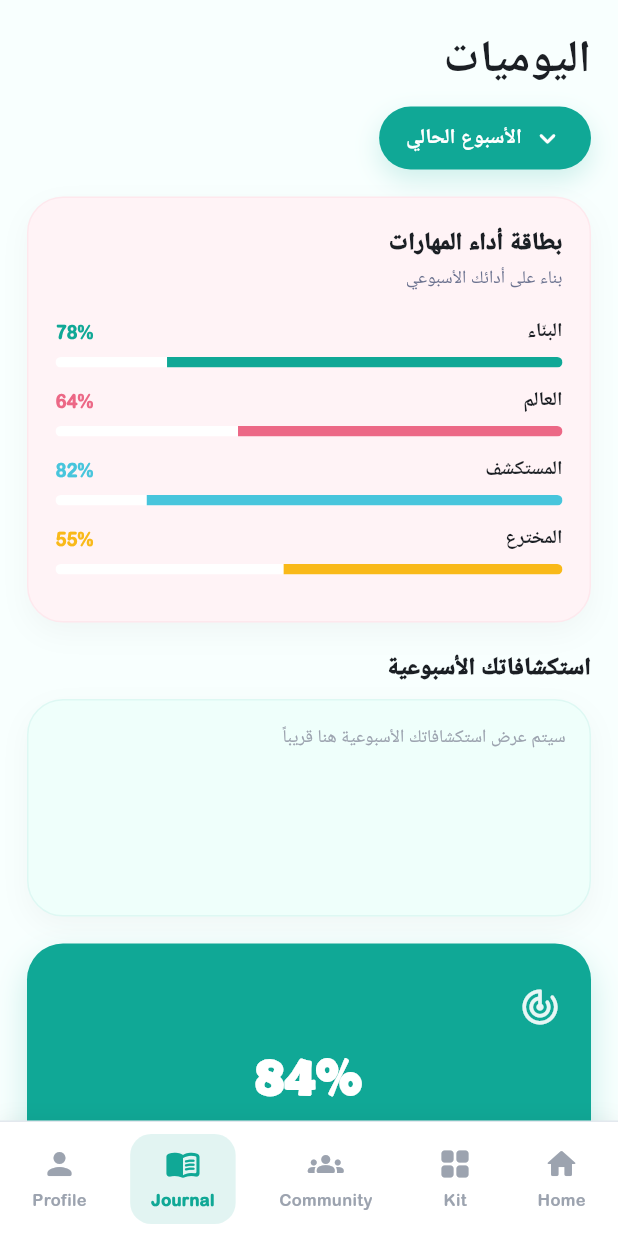
After one commit to JADDOU3/Talento, a Flutter app: the JournalScreen screen opened directly, on a phone screen of 412 x 824 dp. The commit adds this screen. Run offline on Flutter 3.47's test engine with Material 3 defaults, Android fonts, the phone set to English and light mode, and no system bars; our stand-ins replace flutter_bloc, flutter_secure_storage; accounts and stored records are empty.

Commit message:
Implement journal screen UI

```diff
--- a/Frontend/Mobile/lib/main.dart
+++ b/Frontend/Mobile/lib/main.dart
@@ -1,5 +1,4 @@
 import 'package:flutter/material.dart';
-import 'package:mobile/screens/home/home_screen.dart';
 import 'package:mobile/screens/home/old_user_screen.dart';
 import 'package:mobile/screens/kit_library/kit_details_screen.dart';
 import 'screens/home/new_user.dart';
--- a/Frontend/Mobile/lib/screens/auth/login_screen.dart
+++ b/Frontend/Mobile/lib/screens/auth/login_screen.dart
@@ -85,7 +85,7 @@ class _LoginScreenState extends State<LoginScreen> {
       Navigator.pushReplacement(
         context,
         MaterialPageRoute(
-          builder: (context) => const HomeScreen(),
+          builder: (context) => const NewUser(),
         ),
       );
     } catch (e) {
--- /dev/null
+++ b/Frontend/Mobile/lib/screens/journal/journal_screen.dart
@@ -0,0 +1,470 @@
+import 'package:flutter/material.dart';
+import '../../core/theme/app_colors.dart';
+import '../../core/theme/app_text_styles.dart';
+import '../../shared/layout/bottom_nav_bar.dart';
+
+class JournalScreen extends StatelessWidget {
+  const JournalScreen({super.key});
+
+  @override
+  Widget build(BuildContext context) {
+    return Directionality(
+      textDirection: TextDirection.rtl,
+      child: Scaffold(
+        backgroundColor: AppColors.background,
+        body: SafeArea(
+          child: Column(
+            children: [
+              Expanded(
+                child: SingleChildScrollView(
+                  padding: const EdgeInsets.fromLTRB(18, 18, 18, 22),
+                  child: Column(
+                    crossAxisAlignment: CrossAxisAlignment.stretch,
+                    children: [
+                      _buildHeader(),
+                      const SizedBox(height: 18),
+                      _buildPerformanceCard(),
+                      const SizedBox(height: 18),
+                      _buildWeeklyInsights(),
+                      const SizedBox(height: 18),
+                      _buildAchievementCard(),
+                      const SizedBox(height: 18),
+                      _buildAhaCard(),
+                      const SizedBox(height: 14),
+                      _buildStatsSection(),
+                    ],
+                  ),
+                ),
+              ),
+              const BottomNavBar(selectedIndex: 3),
+            ],
+          ),
+        ),
+      ),
+    );
+  }
+
+  Widget _buildHeader() {
+    return Align(
+      alignment: Alignment.centerRight,
+      child: Column(
+        crossAxisAlignment: CrossAxisAlignment.start,
+        children: [
+          Text(
+            'اليوميات',
+            style: AppTextStyles.headlineLarge.copyWith(
+              fontSize: 30,
+              fontWeight: FontWeight.w800,
+            ),
+          ),
+          const SizedBox(height: 10),
+          Container(
+            padding: const EdgeInsets.symmetric(horizontal: 18, vertical: 10),
+            decoration: BoxDecoration(
+              color: AppColors.primary,
+              borderRadius: BorderRadius.circular(24),
+              boxShadow: [
+                BoxShadow(
+                  color: AppColors.primary.withOpacity(0.18),
+                  blurRadius: 14,
+                  offset: const Offset(0, 7),
+                ),
+              ],
+            ),
+            child: Row(
+              mainAxisSize: MainAxisSize.min,
+              children: [
+                const Icon(
+                  Icons.keyboard_arrow_down_rounded,
+                  color: AppColors.white,
+                  size: 22,
+                ),
+                const SizedBox(width: 6),
+                Text(
+                  'الأسبوع الحالي',
+                  style: AppTextStyles.bodyMedium.copyWith(
+                    color: AppColors.white,
+                    fontWeight: FontWeight.w700,
+                  ),
+                ),
+              ],
+            ),
+          ),
+        ],
+      ),
+    );
+  }
+
+  Widget _buildPerformanceCard() {
+    final items = [
+      _SkillProgress('البنّاء', 0.78, AppColors.primary),
+      _SkillProgress('العالم', 0.64, AppColors.pink),
+      _SkillProgress('المستكشف', 0.82, AppColors.secondary),
+      _SkillProgress('المخترع', 0.55, AppColors.yellow),
+    ];
+
+    return Container(
+      padding: const EdgeInsets.all(18),
+      decoration: _cardDecoration(
+        color: const Color(0xFFFFF3F6),
+        borderColor: AppColors.pink.withOpacity(0.08),
+      ),
+      child: Column(
+        crossAxisAlignment: CrossAxisAlignment.start,
+        children: [
+          _sectionTitle('بطاقة أداء المهارات'),
+          const SizedBox(height: 4),
+          Text(
+            'بناء على أدائك الأسبوعي',
+            style: AppTextStyles.bodyMedium.copyWith(fontSize: 12),
+          ),
+          const SizedBox(height: 18),
+          ...items.map(_skillRow),
+        ],
+      ),
+    );
+  }
+
+  Widget _skillRow(_SkillProgress item) {
+    return Padding(
+      padding: const EdgeInsets.only(bottom: 13),
+      child: Column(
+        children: [
+          Row(
+            children: [
+              Text(
+                item.name,
+                style: AppTextStyles.bodyMedium.copyWith(
+                  color: AppColors.textPrimary,
+                  fontWeight: FontWeight.w700,
+                  fontSize: 13,
+                ),
+              ),
+              const Spacer(),
+              Text(
+                '${(item.value * 100).round()}%',
+                style: AppTextStyles.bodyMedium.copyWith(
+                  color: item.color,
+                  fontWeight: FontWeight.w800,
+                  fontSize: 12,
+                ),
+              ),
+            ],
+          ),
+          const SizedBox(height: 7),
+          ClipRRect(
+            borderRadius: BorderRadius.circular(100),
+            child: LinearProgressIndicator(
+              value: item.value,
+              minHeight: 7,
+              backgroundColor: AppColors.white,
+              valueColor: AlwaysStoppedAnimation<Color>(item.color),
+            ),
+          ),
+        ],
+      ),
+    );
+  }
+
+  Widget _buildWeeklyInsights() {
+    return Column(
+      crossAxisAlignment: CrossAxisAlignment.start,
+      children: [
+        _sectionTitle('استكشافاتك الأسبوعية'),
+        const SizedBox(height: 10),
+        Container(
+          height: 145,
+          padding: const EdgeInsets.all(16),
+          decoration: _cardDecoration(
+            color: const Color(0xFFEFFFFB),
+            borderColor: AppColors.primary.withOpacity(0.08),
+          ),
+          child: Align(
+            alignment: Alignment.topRight,
+            child: Text(
+              'سيتم عرض استكشافاتك الأسبوعية هنا قريباً',
+              style: AppTextStyles.bodyMedium.copyWith(
+                fontSize: 12,
+                color: AppColors.hint,
+              ),
+            ),
+          ),
+        ),
+      ],
+    );
+  }
+
+  Widget _buildAchievementCard() {
+    return Container(
+      padding: const EdgeInsets.symmetric(vertical: 28, horizontal: 20),
+      decoration: BoxDecoration(
+        color: AppColors.primary,
+        borderRadius: BorderRadius.circular(24),
+        boxShadow: [
+          BoxShadow(
+            color: AppColors.primary.withOpacity(0.22),
+            blurRadius: 18,
+            offset: const Offset(0, 10),
+          ),
+        ],
+      ),
+      child: Column(
+        children: [
+          Align(
+            alignment: Alignment.topRight,
+            child: Icon(
+              Icons.track_changes_rounded,
+              color: AppColors.white.withOpacity(0.9),
+              size: 28,
+            ),
+          ),
+          const SizedBox(height: 4),
+          Text(
+            '84%',
+            style: AppTextStyles.headlineLarge.copyWith(
+              color: AppColors.white,
+              fontSize: 38,
+              fontWeight: FontWeight.w900,
+            ),
+          ),
+          const SizedBox(height: 2),
+          Text(
+            'معدل الإنجاز العام',
+            style: AppTextStyles.bodyLarge.copyWith(
+              color: AppColors.white,
+              fontWeight: FontWeight.w800,
+            ),
+          ),
+          const SizedBox(height: 8),
+          Text(
+            'تحسن عن الأسبوع الماضي +12%',
+            style: AppTextStyles.bodyMedium.copyWith(
+              color: AppColors.white.withOpacity(0.86),
+              fontSize: 12,
+            ),
+          ),
+        ],
+      ),
+    );
+  }
+
+  Widget _buildAhaCard() {
+    return Container(
+      padding: const EdgeInsets.all(18),
+      decoration: _cardDecoration(
+        color: AppColors.cardBackground,
+        borderColor: AppColors.border,
+      ),
+      child: Column(
+        crossAxisAlignment: CrossAxisAlignment.start,
+        children: [
+          Row(
+            children: [
+              _iconBubble(Icons.auto_awesome_rounded, AppColors.pink),
+              const SizedBox(width: 10),
+              _sectionTitle('لحظات "Aha!"'),
+            ],
+          ),
+          const SizedBox(height: 14),
+          _insightLine(
+            icon: Icons.psychology_alt_rounded,
+            color: AppColors.primary,
+            title: 'اكتشفت نمط الطفل الهندسي',
+            description:
+            'لاحظنا اهتماماً واضحاً بالتجارب التي تعتمد على التركيب والبناء وحل المشكلات.',
+          ),
+          const SizedBox(height: 12),
+          _insightLine(
+            icon: Icons.lightbulb_outline_rounded,
+            color: AppColors.pink,
+            title: 'قفزة إبداعية جديدة',
+            description:
+            'بدأ الطفل يقترح حلولاً خاصة به بدل اتباع الخطوات فقط.',
+          ),
+        ],
+      ),
+    );
+  }
+
+  Widget _insightLine({
+    required IconData icon,
+    required Color color,
+    required String title,
+    required String description,
+  }) {
+    return Row(
+      crossAxisAlignment: CrossAxisAlignment.start,
+      children: [
+        _smallDot(icon, color),
+        const SizedBox(width: 10),
+        Expanded(
+          child: Column(
+            crossAxisAlignment: CrossAxisAlignment.start,
+            children: [
+              Text(
+                title,
+                style: AppTextStyles.bodyLarge.copyWith(
+                  fontSize: 13,
+                  fontWeight: FontWeight.w800,
+                ),
+              ),
+              const SizedBox(height: 3),
+              Text(
+                description,
+                style: AppTextStyles.bodyMedium.copyWith(
+                  fontSize: 11.5,
+                  height: 1.45,
+                ),
+              ),
+            ],
+          ),
+        ),
+      ],
+    );
+  }
+
+  Widget _buildStatsSection() {
+    return Column(
+      children: [
+        _statCard(
+          icon: Icons.lightbulb_outline_rounded,
+          iconColor: AppColors.primary,
+          background: const Color(0xFFEFFFFB),
+          title: 'المعدل اليومي',
+          description: 'متوسط التفاعل اليومي: 10 - 15 دقيقة.',
+        ),
+        const SizedBox(height: 12),
+        _statCard(
+          icon: Icons.travel_explore_rounded,
+          iconColor: AppColors.pink,
+          background: const Color(0xFFFFF3F6),
+          title: 'نسبة الاستكشاف',
+          description: 'اهتمام واضح بالتجارب الجديدة والأنشطة المتنوعة.',
+        ),
+        const SizedBox(height: 12),
+        _statCard(
+          icon: Icons.trending_up_rounded,
+          iconColor: AppColors.secondary,
+          background: const Color(0xFFEFFFFB),
+          title: 'معدل الاستقلالية',
+          description: 'قدرة أفضل على تنفيذ الخطوات بدون مساعدة مباشرة.',
+        ),
+      ],
+    );
+  }
+
+  Widget _statCard({
+    required IconData icon,
+    required Color iconColor,
+    required Color background,
+    required String title,
+    required String description,
+  }) {
+    return Container(
+      padding: const EdgeInsets.all(18),
+      decoration: _cardDecoration(
+        color: background,
+        borderColor: iconColor.withOpacity(0.08),
+      ),
+      child: Row(
+        crossAxisAlignment: CrossAxisAlignment.start,
+        children: [
+          _iconBubble(icon, iconColor),
+          const SizedBox(width: 14),
+          Expanded(
+            child: Column(
+              crossAxisAlignment: CrossAxisAlignment.start,
+              children: [
+                Text(
+                  title,
+                  style: AppTextStyles.bodyLarge.copyWith(
+                    color: iconColor,
+                    fontWeight: FontWeight.w900,
+                  ),
+                ),
+                const SizedBox(height: 6),
+                Text(
+                  description,
+                  style: AppTextStyles.bodyMedium.copyWith(
+                    fontSize: 12,
+                    height: 1.45,
+                  ),
+                ),
+              ],
+            ),
+          ),
+        ],
+      ),
+    );
+  }
+
+  Widget _sectionTitle(String text) {
+    return Text(
+      text,
+      style: AppTextStyles.bodyLarge.copyWith(
+        fontSize: 16,
+        fontWeight: FontWeight.w900,
+        color: AppColors.textPrimary,
+      ),
+    );
+  }
+
+  Widget _iconBubble(IconData icon, Color color) {
+    return Container(
+      width: 42,
+      height: 42,
+      decoration: BoxDecoration(
+        color: AppColors.white,
+        shape: BoxShape.circle,
+        boxShadow: [
+          BoxShadow(
+            color: color.withOpacity(0.13),
+            blurRadius: 12,
+            offset: const Offset(0, 5),
+          ),
+        ],
+      ),
+      child: Icon(icon, color: color, size: 23),
+    );
+  }
+
+  Widget _smallDot(IconData icon, Color color) {
+    return Container(
+      width: 24,
+      height: 24,
+      decoration: BoxDecoration(
+        color: color.withOpacity(0.12),
+        shape: BoxShape.circle,
+      ),
+      child: Icon(icon, color: color, size: 15),
+    );
+  }
+
+  BoxDecoration _cardDecoration({
+    required Color color,
+    Color? borderColor,
+  }) {
+    return BoxDecoration(
+      color: color,
+      borderRadius: BorderRadius.circular(24),
+      border: Border.all(
+        color: borderColor ?? Colors.transparent,
+      ),
+      boxShadow: [
+        BoxShadow(
+          color: AppColors.black.withOpacity(0.035),
+          blurRadius: 16,
+          offset: const Offset(0, 7),
+        ),
+      ],
+    );
+  }
+}
+
+class _SkillProgress {
+  final String name;
+  final double value;
+  final Color color;
+
+  const _SkillProgress(this.name, this.value, this.color);
+}
--- a/Frontend/Mobile/lib/screens/splash/splash_screen.dart
+++ b/Frontend/Mobile/lib/screens/splash/splash_screen.dart
@@ -37,7 +37,7 @@ class _SplashScreenState extends State<SplashScreen> {
       Navigator.pushReplacement(
         context,
         MaterialPageRoute(
-          builder: (context) => const HomeScreen(),
+          builder: (context) => const NewUser(),
         ),
       );
     } else {
--- a/Frontend/Mobile/lib/shared/layout/bottom_nav_bar.dart
+++ b/Frontend/Mobile/lib/shared/layout/bottom_nav_bar.dart
@@ -3,7 +3,7 @@ import '../../core/theme/app_colors.dart';
 import '../../core/theme/app_text_styles.dart';
 import '../../screens/home/new_user.dart';
 import '../../screens/kit_library/kit_library_screen.dart';
-
+import '../../screens/journal/journal_screen.dart';
 class BottomNavBar extends StatelessWidget {
   final int selectedIndex;
 
@@ -114,7 +114,10 @@ class BottomNavBar extends StatelessWidget {
         break;
 
       case 3: // Journal
-      // TODO later
+        Navigator.pushReplacement(
+          context,
+          MaterialPageRoute(builder: (_) => const JournalScreen()),
+        );
         break;
 
       case 4: // Profile
```
Also changed, not shown: Frontend/Mobile/pubspec.lock.
